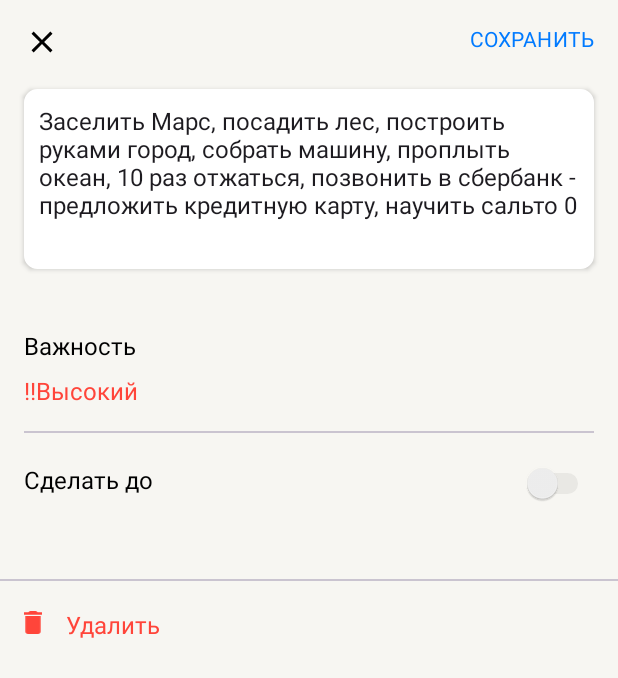
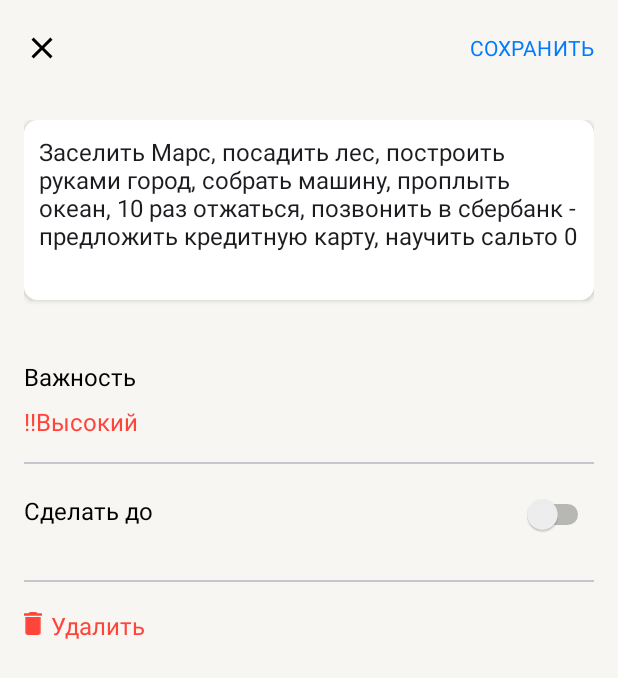
Before and after one commit to Mobile-Developement-School-23/android-todo-app-nebrog, an Android app: the screen it shows after launch (MainActivity), after a tap on "Заселить Марс, посадить лес, построить р", on a phone screen of 412 x 824 dp. Shown: the top 678 px of the screen. Run offline under Robolectric (Android 15) with nearby library versions, the phone set to English and light mode, and no system bars.

Commit message:
Home Work 1 - fix

```diff
--- a/app/build.gradle
+++ b/app/build.gradle
@@ -9,7 +9,7 @@ android {
 
     defaultConfig {
         applicationId "com.example.todoapp"
-        minSdk 26
+        minSdk 24
         targetSdk 33
         versionCode 1
         versionName "1.0"
--- a/app/src/main/java/com/example/todoapp/data/StubTodoRepository.kt
+++ b/app/src/main/java/com/example/todoapp/data/StubTodoRepository.kt
@@ -4,8 +4,7 @@ import com.example.todoapp.domain.TodoItem
 import com.example.todoapp.domain.TodoRepository
 import kotlinx.coroutines.flow.Flow
 import kotlinx.coroutines.flow.MutableSharedFlow
-import java.time.Instant
-import java.util.Date
+import java.util.Calendar
 import java.util.UUID
 import kotlin.random.Random
 
@@ -63,25 +62,17 @@ object StubTodoRepository : TodoRepository {
             "Выкинуть мусор, выучить английский, написать книгу",
             "Заселить Марс, посадить лес, построить руками город, собрать машину, проплыть океан, 10 раз отжаться, позвонить в сбербанк - предложить кредитную карту, научить сальто",
         )
-        val changeDate = if (random.nextBoolean()) randomDate(+500_000) else null
-        val deadline = if (random.nextBoolean()) randomDate(+500_000_000) else null
+        val changeDate = if (random.nextBoolean()) Calendar.getInstance().time else null
+        val deadline = if (random.nextBoolean()) Calendar.getInstance().time else null
         return TodoItem(
             itemID = UUID.randomUUID().toString(),
             itemText = "${texts.random(random)} ${counter++}",
             itemPriority = TodoItem.Priority.values().random(random),
             deadline = deadline,
             doneFlag = random.nextBoolean(),
-            dateOfCreation = randomDate(-1_000_000),
+            dateOfCreation = Calendar.getInstance().time,
             dateOfChanges = changeDate,
         )
     }
 
-    private fun randomDate(seconds: Long): Date {
-        return if (seconds >= 0) {
-            Date.from(Instant.now().plusSeconds(random.nextLong(0, seconds)))
-        } else {
-            Date.from(Instant.now().minusSeconds(random.nextLong(0, -seconds)))
-        }
-    }
-
 }
--- a/app/src/main/java/com/example/todoapp/presentation/SoloTodoFragment.kt
+++ b/app/src/main/java/com/example/todoapp/presentation/SoloTodoFragment.kt
@@ -21,6 +21,7 @@ abstract class SoloTodoFragment : Fragment(R.layout.fragmet_add_todo) {
 
     private var _binding: FragmetAddTodoBinding? = null
     protected val binding get() = _binding!!
+
 
     override fun onCreateView(
         inflater: LayoutInflater,
@@ -48,11 +49,11 @@ abstract class SoloTodoFragment : Fragment(R.layout.fragmet_add_todo) {
             field = value
         }
 
-    protected open fun setUpUI(view: View) {
+    protected open fun setUpUI(view: View, savedInstanceState: Bundle?) {
+
         binding.cancelButton.setOnClickListener {
             parentFragmentManager.popBackStackImmediate()
         }
-
         binding.switchButton.tag = false
         binding.switchButton.setOnCheckedChangeListener { _, isChecked ->
             if (binding.switchButton.tag != true) {
--- a/app/src/main/java/com/example/todoapp/presentation/addTodo/AddTodoViewModel.kt
+++ b/app/src/main/java/com/example/todoapp/presentation/addTodo/AddTodoViewModel.kt
@@ -4,7 +4,7 @@ import androidx.fragment.app.Fragment
 import androidx.lifecycle.ViewModel
 import com.example.todoapp.data.StubTodoRepository
 import com.example.todoapp.domain.TodoItem
-import java.time.Instant
+import java.util.Calendar
 import java.util.Date
 
 class AddTodoViewModel : ViewModel() {
@@ -18,7 +18,7 @@ class AddTodoViewModel : ViewModel() {
             itemPriority = priority,
             deadline = deadline,
             doneFlag = false,
-            dateOfCreation = Date.from(Instant.now()),
+            dateOfCreation = Calendar.getInstance().time,
             dateOfChanges = null
         )
         repository.addTodo(todo)
--- a/app/src/main/java/com/example/todoapp/presentation/editTodo/EditTodoFragment.kt
+++ b/app/src/main/java/com/example/todoapp/presentation/editTodo/EditTodoFragment.kt
@@ -5,7 +5,9 @@ import android.view.View
 import androidx.core.content.ContextCompat
 import androidx.fragment.app.viewModels
 import com.example.todoapp.R
+import com.example.todoapp.domain.TodoItem
 import com.example.todoapp.presentation.SoloTodoFragment
+import java.util.Date
 
 class EditTodoFragment : SoloTodoFragment() {
 
@@ -13,35 +15,58 @@ class EditTodoFragment : SoloTodoFragment() {
 
     override fun onViewCreated(view: View, savedInstanceState: Bundle?) {
         super.onViewCreated(view, savedInstanceState)
-        setUpUI(view)
+        setUpUI(view, savedInstanceState)
     }
 
-    override fun setUpUI(view: View) {
-        super.setUpUI(view)
-        val todoID = requireArguments().getString(KEY) as String
+    override fun setUpUI(view: View, savedInstanceState: Bundle?) {
+        super.setUpUI(view, savedInstanceState)
+        val todoID = requireArguments().getString(ARGUMENT_KEY) as String
         binding.delImg.setColorFilter(ContextCompat.getColor(requireContext(), R.color.color_dark_red))
         binding.delButton.setTextColor(ContextCompat.getColor(requireContext(), R.color.color_dark_red))
         binding.delButton.isEnabled = true
         binding.delButton.setOnClickListener {
             viewModel.onDeleteTodo(todoID, this)
         }
+
         val todo = viewModel.getTodo(todoID)
         binding.todoEdit.setText(todo.itemText)
-        priority = todo.itemPriority
-        deadline = todo.deadline
+        if (savedInstanceState != null) {
+            val enumName = savedInstanceState.getString(BUNDLE_KEY_PRIORITY)
+            priority = TodoItem.Priority.valueOf(enumName!!)
+            val dateLong = savedInstanceState.getLong(BUNDLE_KEY_DEADLINE, -1)
+            if (dateLong == -1L) {
+                deadline = null
+            } else {
+                deadline = Date(dateLong)
+            }
+        } else {
+            priority = todo.itemPriority
+            deadline = todo.deadline
+        }
 
         binding.saveButton.setOnClickListener {
             viewModel.onChangeTodo(todo.itemID, binding.todoEdit.text.toString(), priority, deadline, todo.doneFlag, todo.dateOfCreation, this)
         }
     }
 
+    override fun onSaveInstanceState(outState: Bundle) {
+        outState.putString(BUNDLE_KEY_PRIORITY, priority.name)
+        val dateLong = deadline?.time
+        if (dateLong != null) {
+            outState.putLong(BUNDLE_KEY_DEADLINE, dateLong)
+        }
+        super.onSaveInstanceState(outState)
+    }
+
     companion object {
-        private const val KEY = "TodoID"
+        private const val ARGUMENT_KEY = "TodoID"
+        private const val BUNDLE_KEY_DEADLINE = "deadline"
+        private const val BUNDLE_KEY_PRIORITY = "priority"
 
         fun createNewInstance(id: String): EditTodoFragment {
             val bundle = Bundle()
             val fragmentEdit = EditTodoFragment()
-            bundle.putString(KEY, id)
+            bundle.putString(ARGUMENT_KEY, id)
             fragmentEdit.arguments = bundle
             return fragmentEdit
         }
--- a/app/src/main/java/com/example/todoapp/presentation/editTodo/EditTodoViewModel.kt
+++ b/app/src/main/java/com/example/todoapp/presentation/editTodo/EditTodoViewModel.kt
@@ -4,7 +4,7 @@ import androidx.fragment.app.Fragment
 import androidx.lifecycle.ViewModel
 import com.example.todoapp.data.StubTodoRepository
 import com.example.todoapp.domain.TodoItem
-import java.time.Instant
+import java.util.Calendar
 import java.util.Date
 
 class EditTodoViewModel : ViewModel() {
@@ -19,7 +19,7 @@ class EditTodoViewModel : ViewModel() {
             deadline = deadline,
             doneFlag = doneFlag,
             dateOfCreation = dateOfCreation,
-            dateOfChanges = Date.from(Instant.now())
+            dateOfChanges = Calendar.getInstance().time
         )
         repository.updateTodo(todo)
         backTodoList(fragment)
--- a/app/src/main/res/layout/fragmet_add_todo.xml
+++ b/app/src/main/res/layout/fragmet_add_todo.xml
@@ -1,57 +1,82 @@
 <?xml version="1.0" encoding="utf-8"?>
-<androidx.constraintlayout.widget.ConstraintLayout xmlns:android="http://schemas.android.com/apk/res/android"
+<androidx.coordinatorlayout.widget.CoordinatorLayout xmlns:android="http://schemas.android.com/apk/res/android"
     xmlns:app="http://schemas.android.com/apk/res-auto"
     xmlns:tools="http://schemas.android.com/tools"
     android:layout_width="match_parent"
     android:layout_height="match_parent">
 
-    <ImageButton
+    <com.google.android.material.appbar.AppBarLayout
+        android:id="@+id/app_bar_add"
+        android:layout_width="match_parent"
+        android:background="@color/back_light_primary"
+        android:layout_height="?attr/actionBarSize"
+        android:fitsSystemWindows="false"
+        app:elevation="0dp">
+
+        <androidx.appcompat.widget.Toolbar
+            android:layout_width="match_parent"
+            android:layout_height="wrap_content"
+            android:fitsSystemWindows="true"
+            app:layout_scrollFlags="scroll|exitUntilCollapsed">
+
+            <androidx.appcompat.widget.AppCompatImageView
                 android:id="@+id/cancel_button"
                 android:layout_width="24dp"
                 android:layout_height="24dp"
+                android:layout_gravity="center_vertical|start"
                 android:layout_marginStart="16dp"
                 android:background="@null"
-        android:src="@drawable/close"
-        app:layout_constraintStart_toStartOf="parent"
-        app:layout_constraintTop_toTopOf="@id/save_button" />
+                android:src="@drawable/close" />
 
             <TextView
                 android:id="@+id/save_button"
                 android:layout_width="wrap_content"
                 android:layout_height="wrap_content"
+                android:layout_gravity="center_vertical|end"
                 android:layout_marginTop="16dp"
                 android:layout_marginEnd="16dp"
                 android:clickable="true"
                 android:focusable="true"
                 android:fontFamily="sans-serif"
+                android:gravity="center_vertical"
                 android:text="@string/save"
-        android:textAppearance="@style/page_title"
+                android:textAppearance="@style/pageTitle"
                 android:textColor="@color/color_light_blue"
-        android:textSize="14sp"
-        app:layout_constraintEnd_toEndOf="parent"
-        app:layout_constraintTop_toTopOf="parent" />
+                android:textSize="14sp" />
+
+        </androidx.appcompat.widget.Toolbar>
+
+    </com.google.android.material.appbar.AppBarLayout>
+
+    <androidx.core.widget.NestedScrollView
+        android:layout_width="match_parent"
+        android:layout_height="match_parent"
+        app:layout_behavior="@string/appbar_scrolling_view_behavior">
+
+        <androidx.constraintlayout.widget.ConstraintLayout
+            android:layout_width="match_parent"
+            android:layout_height="match_parent"
+            android:padding="16dp"
+            android:animateLayoutChanges="true">
 
             <EditText
                 android:id="@+id/todo_edit"
                 style="@style/Widget.MaterialComponents.TextInputLayout.OutlinedBox"
                 android:layout_width="match_parent"
-        android:layout_height="120dp"
-        android:layout_marginStart="16dp"
-        android:layout_marginTop="24dp"
-        android:layout_marginEnd="16dp"
+                android:layout_height="wrap_content"
                 android:background="@drawable/edit_text_background"
                 android:elevation="2dp"
                 android:gravity="start"
                 android:hint="@string/new_todo"
                 android:inputType="textMultiLine"
+                android:minHeight="120dp"
                 android:textSize="16sp"
-        app:layout_constraintTop_toBottomOf="@+id/save_button" />
+                app:layout_constraintTop_toTopOf="parent"/>
 
             <TextView
                 android:id="@+id/priority_text"
                 android:layout_width="wrap_content"
                 android:layout_height="wrap_content"
-        android:layout_marginStart="16dp"
                 android:layout_marginTop="40dp"
                 android:text="@string/priority"
                 android:textColor="@color/black"
@@ -63,7 +88,6 @@
                 android:id="@+id/change_priority"
                 android:layout_width="wrap_content"
                 android:layout_height="wrap_content"
-        android:layout_marginStart="16dp"
                 android:layout_marginTop="8dp"
                 android:clickable="true"
                 android:focusable="true"
@@ -77,16 +101,13 @@
                 android:id="@+id/divider"
                 android:layout_width="match_parent"
                 android:layout_height="wrap_content"
-        android:layout_marginStart="16dp"
                 android:layout_marginTop="16dp"
-        android:layout_marginEnd="16dp"
                 app:layout_constraintTop_toBottomOf="@+id/change_priority" />
 
             <TextView
                 android:id="@+id/deadline_text"
                 android:layout_width="wrap_content"
                 android:layout_height="wrap_content"
-        android:layout_marginStart="16dp"
                 android:layout_marginTop="20dp"
                 android:text="@string/deadline"
                 android:textColor="@color/black"
@@ -98,7 +119,6 @@
                 android:id="@+id/deadline_date"
                 android:layout_width="wrap_content"
                 android:layout_height="wrap_content"
-        android:layout_marginStart="16dp"
                 android:layout_marginTop="8dp"
                 android:textColor="@color/color_light_blue"
                 android:textSize="16sp"
@@ -110,7 +130,6 @@
                 android:layout_width="wrap_content"
                 android:layout_height="wrap_content"
                 android:layout_marginTop="20dp"
-        android:layout_marginEnd="16dp"
                 android:textSize="16sp"
                 android:theme="@style/SCBSwitch"
                 app:layout_constraintEnd_toEndOf="parent"
@@ -121,14 +140,13 @@
                 android:id="@+id/divider_long"
                 android:layout_width="match_parent"
                 android:layout_height="wrap_content"
-        android:layout_marginTop="50dp"
+                android:layout_marginTop="30dp"
                 app:layout_constraintTop_toBottomOf="@+id/switch_button" />
 
-    <ImageView
+            <androidx.appcompat.widget.AppCompatImageView
                 android:id="@+id/del_img"
                 android:layout_width="12dp"
                 android:layout_height="15dp"
-        android:layout_marginStart="16dp"
                 android:layout_marginTop="20dp"
                 android:enabled="false"
                 android:src="@drawable/del_selector"
@@ -140,8 +158,8 @@
                 android:id="@+id/del_button"
                 android:layout_width="wrap_content"
                 android:layout_height="wrap_content"
-        android:layout_marginStart="16dp"
                 android:layout_marginTop="18dp"
+                android:layout_marginStart="6dp"
                 android:enabled="false"
                 android:text="@string/delete"
                 android:textColor="@drawable/red_selector"
@@ -151,3 +169,6 @@
 
 
         </androidx.constraintlayout.widget.ConstraintLayout>
+    </androidx.core.widget.NestedScrollView>
+
+</androidx.coordinatorlayout.widget.CoordinatorLayout>
--- a/app/src/main/res/values/styles.xml
+++ b/app/src/main/res/values/styles.xml
@@ -1,7 +1,7 @@
 <?xml version="1.0" encoding="utf-8"?>
 <resources>
 
-    <style name="page_title">
+    <style name="pageTitle">
         <item name="android:textSize">14sp</item>
         <item name="android:letterSpacing">0.01</item>
         <item name="android:textColor">#007AFF</item>
@@ -9,8 +9,16 @@
 
     <style name="SCBSwitch" parent="Theme.AppCompat.Light">
         <item name="colorControlActivated">@color/color_light_blue</item>
-        <item name="colorSwitchThumbNormal">#f1f1f1</item>
-        <item name="android:colorForeground">#42221f1f</item>
+    </style>
+
+    <style name="collapsedTitleStyle" parent="Widget.Material3.CollapsingToolbar">
+        <item name="android:textSize">20sp</item>
+        <item name="android:textColor">@color/black</item>
+    </style>
+
+    <style name="expandedTitleStyle" parent="Widget.Material3.CollapsingToolbar">
+        <item name="android:textSize">32sp</item>
+        <item name="android:textColor">@color/black</item>
     </style>
 
 </resources>
```
Also changed, not shown: app/src/main/java/com/example/todoapp/presentation/addTodo/AddTodoFragment.kt (+30 -3 lines), app/src/main/res/layout/fragmet_todolist.xml (+64 -39 lines), app/src/main/res/layout/recycler_view_item.xml (+1 -9 lines), 1 other file. Lines whose indentation alone changed are shown as unchanged.
